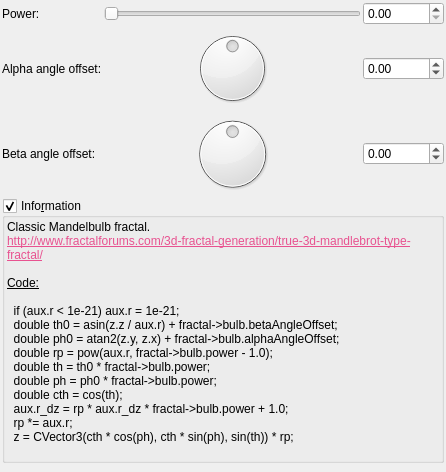
First picture: the form in mandelbulber2/qt_data/fractal_mandelbulb.ui, repository buddhi1980/mandelbulber2, before the edit.
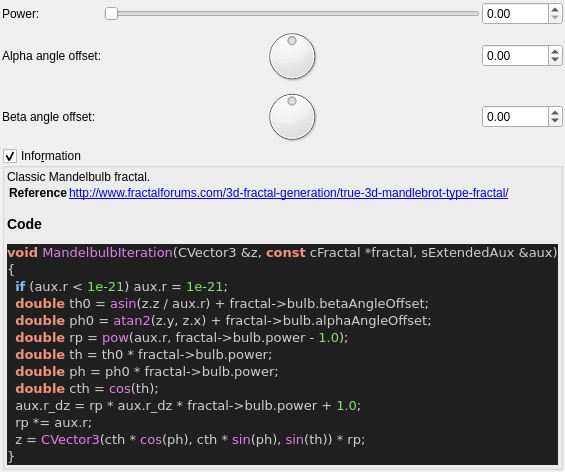
Second picture: the form after the edit. Custom widgets are drawn as their Qt base class.

```diff
--- a/mandelbulber2/qt_data/fractal_mandelbulb.ui
+++ b/mandelbulber2/qt_data/fractal_mandelbulb.ui
@@ -216,26 +216,35 @@
       <item>
        <widget class="QLabel" name="label_4">
         <property name="text">
-         <string>&lt;!DOCTYPE HTML PUBLIC &quot;-//W3C//DTD HTML 4.0//EN&quot; &quot;http://www.w3.org/TR/REC-html40/strict.dtd&quot;&gt;
-&lt;html&gt;&lt;head&gt;&lt;meta name=&quot;qrichtext&quot; content=&quot;1&quot; /&gt;&lt;style type=&quot;text/css&quot;&gt;
-p, li { white-space: pre-wrap; }
-&lt;/style&gt;&lt;/head&gt;&lt;body&gt;
-&lt;p style=&quot; margin-top:0px; margin-bottom:0px; margin-left:0px; margin-right:0px; -qt-block-indent:0; text-indent:0px;&quot;&gt;Classic Mandelbulb fractal. &lt;/p&gt;
-&lt;p style=&quot; margin-top:0px; margin-bottom:0px; margin-left:0px; margin-right:0px; -qt-block-indent:0; text-indent:0px;&quot;&gt;&lt;a href=&quot;http://www.fractalforums.com/3d-fractal-generation/true-3d-mandlebrot-type-fractal/&quot;&gt;&lt;span style=&quot; text-decoration: underline; color:#e85290;&quot;&gt;http://www.fractalforums.com/3d-fractal-generation/true-3d-mandlebrot-type-fractal/&lt;/span&gt;&lt;/a&gt;&lt;/p&gt;
-&lt;p style=&quot;-qt-paragraph-type:empty; margin-top:0px; margin-bottom:0px; margin-left:0px; margin-right:0px; -qt-block-indent:0; text-indent:0px;&quot;&gt;&lt;br /&gt;&lt;/p&gt;
-&lt;p style=&quot; margin-top:0px; margin-bottom:0px; margin-left:0px; margin-right:0px; -qt-block-indent:0; text-indent:0px;&quot;&gt;&lt;span style=&quot; text-decoration: underline;&quot;&gt;Code:&lt;/span&gt;&lt;/p&gt;
-&lt;p style=&quot;-qt-paragraph-type:empty; margin-top:0px; margin-bottom:0px; margin-left:0px; margin-right:0px; -qt-block-indent:0; text-indent:0px; text-decoration: underline;&quot;&gt;&lt;br /&gt;&lt;/p&gt;
-&lt;p style=&quot; margin-top:0px; margin-bottom:0px; margin-left:0px; margin-right:0px; -qt-block-indent:0; text-indent:0px;&quot;&gt;  if (aux.r &amp;lt; 1e-21) aux.r = 1e-21;&lt;/p&gt;
-&lt;p style=&quot; margin-top:0px; margin-bottom:0px; margin-left:0px; margin-right:0px; -qt-block-indent:0; text-indent:0px;&quot;&gt;  double th0 = asin(z.z / aux.r) + fractal-&amp;gt;bulb.betaAngleOffset;&lt;/p&gt;
-&lt;p style=&quot; margin-top:0px; margin-bottom:0px; margin-left:0px; margin-right:0px; -qt-block-indent:0; text-indent:0px;&quot;&gt;  double ph0 = atan2(z.y, z.x) + fractal-&amp;gt;bulb.alphaAngleOffset;&lt;/p&gt;
-&lt;p style=&quot; margin-top:0px; margin-bottom:0px; margin-left:0px; margin-right:0px; -qt-block-indent:0; text-indent:0px;&quot;&gt;  double rp = pow(aux.r, fractal-&amp;gt;bulb.power - 1.0);&lt;/p&gt;
-&lt;p style=&quot; margin-top:0px; margin-bottom:0px; margin-left:0px; margin-right:0px; -qt-block-indent:0; text-indent:0px;&quot;&gt;  double th = th0 * fractal-&amp;gt;bulb.power;&lt;/p&gt;
-&lt;p style=&quot; margin-top:0px; margin-bottom:0px; margin-left:0px; margin-right:0px; -qt-block-indent:0; text-indent:0px;&quot;&gt;  double ph = ph0 * fractal-&amp;gt;bulb.power;&lt;/p&gt;
-&lt;p style=&quot; margin-top:0px; margin-bottom:0px; margin-left:0px; margin-right:0px; -qt-block-indent:0; text-indent:0px;&quot;&gt;  double cth = cos(th);&lt;/p&gt;
-&lt;p style=&quot; margin-top:0px; margin-bottom:0px; margin-left:0px; margin-right:0px; -qt-block-indent:0; text-indent:0px;&quot;&gt;  aux.r_dz = rp * aux.r_dz * fractal-&amp;gt;bulb.power + 1.0;&lt;/p&gt;
-&lt;p style=&quot; margin-top:0px; margin-bottom:0px; margin-left:0px; margin-right:0px; -qt-block-indent:0; text-indent:0px;&quot;&gt;  rp *= aux.r;&lt;/p&gt;
-&lt;p style=&quot; margin-top:0px; margin-bottom:0px; margin-left:0px; margin-right:0px; -qt-block-indent:0; text-indent:0px;&quot;&gt;  z = CVector3(cth * cos(ph), cth * sin(ph), sin(th)) * rp;&lt;/p&gt;
-&lt;p style=&quot;-qt-paragraph-type:empty; margin-top:0px; margin-bottom:0px; margin-left:0px; margin-right:0px; -qt-block-indent:0; text-indent:0px;&quot;&gt;&lt;br /&gt;&lt;/p&gt;&lt;/body&gt;&lt;/html&gt;</string>
+         <string>&lt;p&gt;Classic Mandelbulb fractal.&lt;/p&gt;&lt;table&gt;
+&lt;tr&gt;&lt;th&gt;Reference&lt;/th&gt;&lt;td&gt;&lt;a href=&quot;http://www.fractalforums.com/3d-fractal-generation/true-3d-mandlebrot-type-fractal/&quot;&gt;http://www.fractalforums.com/3d-fractal-generation/true-3d-mandlebrot-type-fractal/&lt;/a&gt;&lt;/td&gt;&lt;/tr&gt;
+&lt;/table&gt;
+&lt;h3&gt;Code&lt;/h3&gt;
+&lt;!DOCTYPE HTML PUBLIC &quot;-//W3C//DTD HTML 4.0 Transitional//EN&quot;&gt;
+&lt;html&gt;
+&lt;head&gt;
+&lt;meta http-equiv=&quot;content-type&quot; content=&quot;text/html; charset=ISO-8859-1&quot;&gt;
+&lt;title&gt;Source file&lt;/title&gt;
+&lt;/head&gt;
+&lt;body style=&quot;background-color:#202020&quot;&gt;
+&lt;pre style=&quot;color:#d0d0d0; background-color:#202020; font-size:10pt; font-family:'Courier New';&quot;&gt;&lt;span style=&quot;color:#f09479; font-weight:bold&quot;&gt;void&lt;/span&gt; &lt;span style=&quot;color:#e47eed&quot;&gt;MandelbulbIteration&lt;/span&gt;&lt;span style=&quot;color:#d0d0d0&quot;&gt;(&lt;/span&gt;CVector3 &lt;span style=&quot;color:#d0d0d0&quot;&gt;&amp;amp;&lt;/span&gt;z&lt;span style=&quot;color:#d0d0d0&quot;&gt;,&lt;/span&gt; &lt;span style=&quot;color:#f09479; font-weight:bold&quot;&gt;const&lt;/span&gt; cFractal &lt;span style=&quot;color:#d0d0d0&quot;&gt;*&lt;/span&gt;fractal&lt;span style=&quot;color:#d0d0d0&quot;&gt;,&lt;/span&gt; sExtendedAux &lt;span style=&quot;color:#d0d0d0&quot;&gt;&amp;amp;&lt;/span&gt;aux&lt;span style=&quot;color:#d0d0d0&quot;&gt;)&lt;/span&gt;
+&lt;span style=&quot;color:#d0d0d0&quot;&gt;{&lt;/span&gt;
+  &lt;span style=&quot;color:#7ec0ee; font-weight:bold&quot;&gt;if&lt;/span&gt; &lt;span style=&quot;color:#d0d0d0&quot;&gt;(&lt;/span&gt;aux&lt;span style=&quot;color:#d0d0d0&quot;&gt;.&lt;/span&gt;r &lt;span style=&quot;color:#d0d0d0&quot;&gt;&amp;lt;&lt;/span&gt; &lt;span style=&quot;color:#87df71&quot;&gt;1e-21&lt;/span&gt;&lt;span style=&quot;color:#d0d0d0&quot;&gt;)&lt;/span&gt; aux&lt;span style=&quot;color:#d0d0d0&quot;&gt;.&lt;/span&gt;r &lt;span style=&quot;color:#d0d0d0&quot;&gt;=&lt;/span&gt; &lt;span style=&quot;color:#87df71&quot;&gt;1e-21&lt;/span&gt;&lt;span style=&quot;color:#d0d0d0&quot;&gt;;&lt;/span&gt;
+  &lt;span style=&quot;color:#f09479; font-weight:bold&quot;&gt;double&lt;/span&gt; th0 &lt;span style=&quot;color:#d0d0d0&quot;&gt;=&lt;/span&gt; &lt;span style=&quot;color:#e47eed&quot;&gt;asin&lt;/span&gt;&lt;span style=&quot;color:#d0d0d0&quot;&gt;(&lt;/span&gt;z&lt;span style=&quot;color:#d0d0d0&quot;&gt;.&lt;/span&gt;z &lt;span style=&quot;color:#d0d0d0&quot;&gt;/&lt;/span&gt; aux&lt;span style=&quot;color:#d0d0d0&quot;&gt;.&lt;/span&gt;r&lt;span style=&quot;color:#d0d0d0&quot;&gt;) +&lt;/span&gt; fractal&lt;span style=&quot;color:#d0d0d0&quot;&gt;-&amp;gt;&lt;/span&gt;bulb&lt;span style=&quot;color:#d0d0d0&quot;&gt;.&lt;/span&gt;betaAngleOffset&lt;span style=&quot;color:#d0d0d0&quot;&gt;;&lt;/span&gt;
+  &lt;span style=&quot;color:#f09479; font-weight:bold&quot;&gt;double&lt;/span&gt; ph0 &lt;span style=&quot;color:#d0d0d0&quot;&gt;=&lt;/span&gt; &lt;span style=&quot;color:#e47eed&quot;&gt;atan2&lt;/span&gt;&lt;span style=&quot;color:#d0d0d0&quot;&gt;(&lt;/span&gt;z&lt;span style=&quot;color:#d0d0d0&quot;&gt;.&lt;/span&gt;y&lt;span style=&quot;color:#d0d0d0&quot;&gt;,&lt;/span&gt; z&lt;span style=&quot;color:#d0d0d0&quot;&gt;.&lt;/span&gt;x&lt;span style=&quot;color:#d0d0d0&quot;&gt;) +&lt;/span&gt; fractal&lt;span style=&quot;color:#d0d0d0&quot;&gt;-&amp;gt;&lt;/span&gt;bulb&lt;span style=&quot;color:#d0d0d0&quot;&gt;.&lt;/span&gt;alphaAngleOffset&lt;span style=&quot;color:#d0d0d0&quot;&gt;;&lt;/span&gt;
+  &lt;span style=&quot;color:#f09479; font-weight:bold&quot;&gt;double&lt;/span&gt; rp &lt;span style=&quot;color:#d0d0d0&quot;&gt;=&lt;/span&gt; &lt;span style=&quot;color:#e47eed&quot;&gt;pow&lt;/span&gt;&lt;span style=&quot;color:#d0d0d0&quot;&gt;(&lt;/span&gt;aux&lt;span style=&quot;color:#d0d0d0&quot;&gt;.&lt;/span&gt;r&lt;span style=&quot;color:#d0d0d0&quot;&gt;,&lt;/span&gt; fractal&lt;span style=&quot;color:#d0d0d0&quot;&gt;-&amp;gt;&lt;/span&gt;bulb&lt;span style=&quot;color:#d0d0d0&quot;&gt;.&lt;/span&gt;power &lt;span style=&quot;color:#d0d0d0&quot;&gt;-&lt;/span&gt; &lt;span style=&quot;color:#87df71&quot;&gt;1.0&lt;/span&gt;&lt;span style=&quot;color:#d0d0d0&quot;&gt;);&lt;/span&gt;
+  &lt;span style=&quot;color:#f09479; font-weight:bold&quot;&gt;double&lt;/span&gt; th &lt;span style=&quot;color:#d0d0d0&quot;&gt;=&lt;/span&gt; th0 &lt;span style=&quot;color:#d0d0d0&quot;&gt;*&lt;/span&gt; fractal&lt;span style=&quot;color:#d0d0d0&quot;&gt;-&amp;gt;&lt;/span&gt;bulb&lt;span style=&quot;color:#d0d0d0&quot;&gt;.&lt;/span&gt;power&lt;span style=&quot;color:#d0d0d0&quot;&gt;;&lt;/span&gt;
+  &lt;span style=&quot;color:#f09479; font-weight:bold&quot;&gt;double&lt;/span&gt; ph &lt;span style=&quot;color:#d0d0d0&quot;&gt;=&lt;/span&gt; ph0 &lt;span style=&quot;color:#d0d0d0&quot;&gt;*&lt;/span&gt; fractal&lt;span style=&quot;color:#d0d0d0&quot;&gt;-&amp;gt;&lt;/span&gt;bulb&lt;span style=&quot;color:#d0d0d0&quot;&gt;.&lt;/span&gt;power&lt;span style=&quot;color:#d0d0d0&quot;&gt;;&lt;/span&gt;
+  &lt;span style=&quot;color:#f09479; font-weight:bold&quot;&gt;double&lt;/span&gt; cth &lt;span style=&quot;color:#d0d0d0&quot;&gt;=&lt;/span&gt; &lt;span style=&quot;color:#e47eed&quot;&gt;cos&lt;/span&gt;&lt;span style=&quot;color:#d0d0d0&quot;&gt;(&lt;/span&gt;th&lt;span style=&quot;color:#d0d0d0&quot;&gt;);&lt;/span&gt;
+  aux&lt;span style=&quot;color:#d0d0d0&quot;&gt;.&lt;/span&gt;r_dz &lt;span style=&quot;color:#d0d0d0&quot;&gt;=&lt;/span&gt; rp &lt;span style=&quot;color:#d0d0d0&quot;&gt;*&lt;/span&gt; aux&lt;span style=&quot;color:#d0d0d0&quot;&gt;.&lt;/span&gt;r_dz &lt;span style=&quot;color:#d0d0d0&quot;&gt;*&lt;/span&gt; fractal&lt;span style=&quot;color:#d0d0d0&quot;&gt;-&amp;gt;&lt;/span&gt;bulb&lt;span style=&quot;color:#d0d0d0&quot;&gt;.&lt;/span&gt;power &lt;span style=&quot;color:#d0d0d0&quot;&gt;+&lt;/span&gt; &lt;span style=&quot;color:#87df71&quot;&gt;1.0&lt;/span&gt;&lt;span style=&quot;color:#d0d0d0&quot;&gt;;&lt;/span&gt;
+  rp &lt;span style=&quot;color:#d0d0d0&quot;&gt;*=&lt;/span&gt; aux&lt;span style=&quot;color:#d0d0d0&quot;&gt;.&lt;/span&gt;r&lt;span style=&quot;color:#d0d0d0&quot;&gt;;&lt;/span&gt;
+  z &lt;span style=&quot;color:#d0d0d0&quot;&gt;=&lt;/span&gt; &lt;span style=&quot;color:#e47eed&quot;&gt;CVector3&lt;/span&gt;&lt;span style=&quot;color:#d0d0d0&quot;&gt;(&lt;/span&gt;cth &lt;span style=&quot;color:#d0d0d0&quot;&gt;*&lt;/span&gt; &lt;span style=&quot;color:#e47eed&quot;&gt;cos&lt;/span&gt;&lt;span style=&quot;color:#d0d0d0&quot;&gt;(&lt;/span&gt;ph&lt;span style=&quot;color:#d0d0d0&quot;&gt;),&lt;/span&gt; cth &lt;span style=&quot;color:#d0d0d0&quot;&gt;*&lt;/span&gt; &lt;span style=&quot;color:#e47eed&quot;&gt;sin&lt;/span&gt;&lt;span style=&quot;color:#d0d0d0&quot;&gt;(&lt;/span&gt;ph&lt;span style=&quot;color:#d0d0d0&quot;&gt;),&lt;/span&gt; &lt;span style=&quot;color:#e47eed&quot;&gt;sin&lt;/span&gt;&lt;span style=&quot;color:#d0d0d0&quot;&gt;(&lt;/span&gt;th&lt;span style=&quot;color:#d0d0d0&quot;&gt;)) *&lt;/span&gt; rp&lt;span style=&quot;color:#d0d0d0&quot;&gt;;&lt;/span&gt;
+&lt;span style=&quot;color:#d0d0d0&quot;&gt;}&lt;/span&gt;
+&lt;/pre&gt;
+&lt;/body&gt;
+&lt;/html&gt;
+&lt;!--HTML generated by highlight 3.9, http://www.andre-simon.de/--&gt;
+</string>
         </property>
         <property name="wordWrap">
          <bool>true</bool>
```
Left out of the diff: 2 changed lines with no effect on the pictures.
